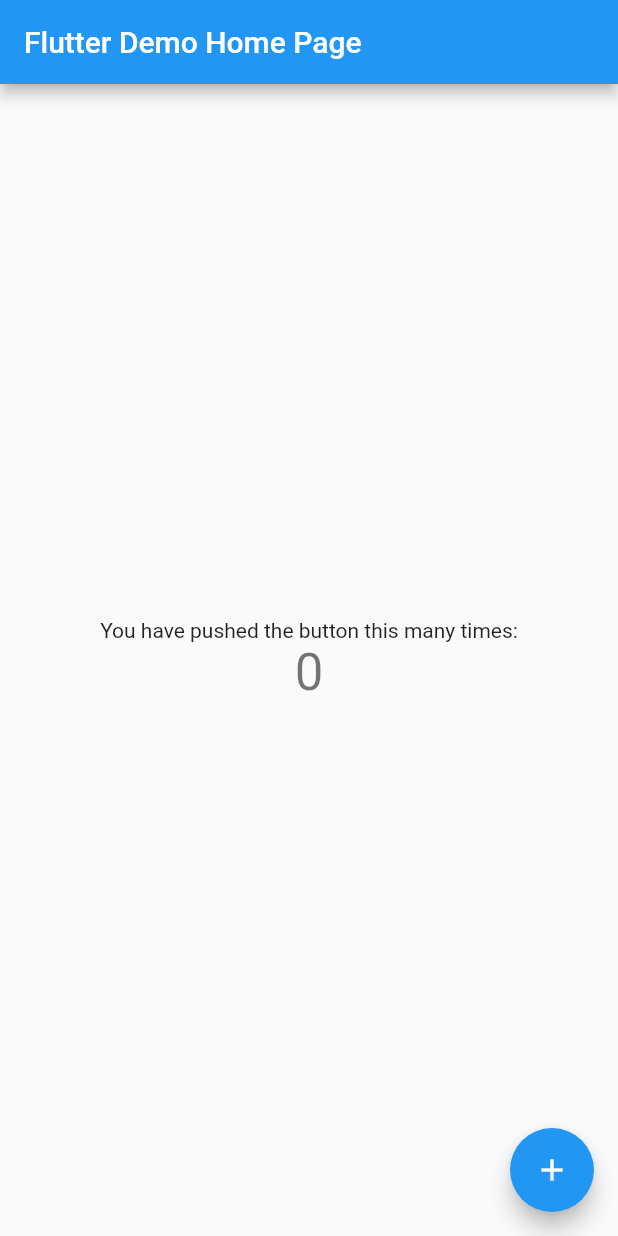
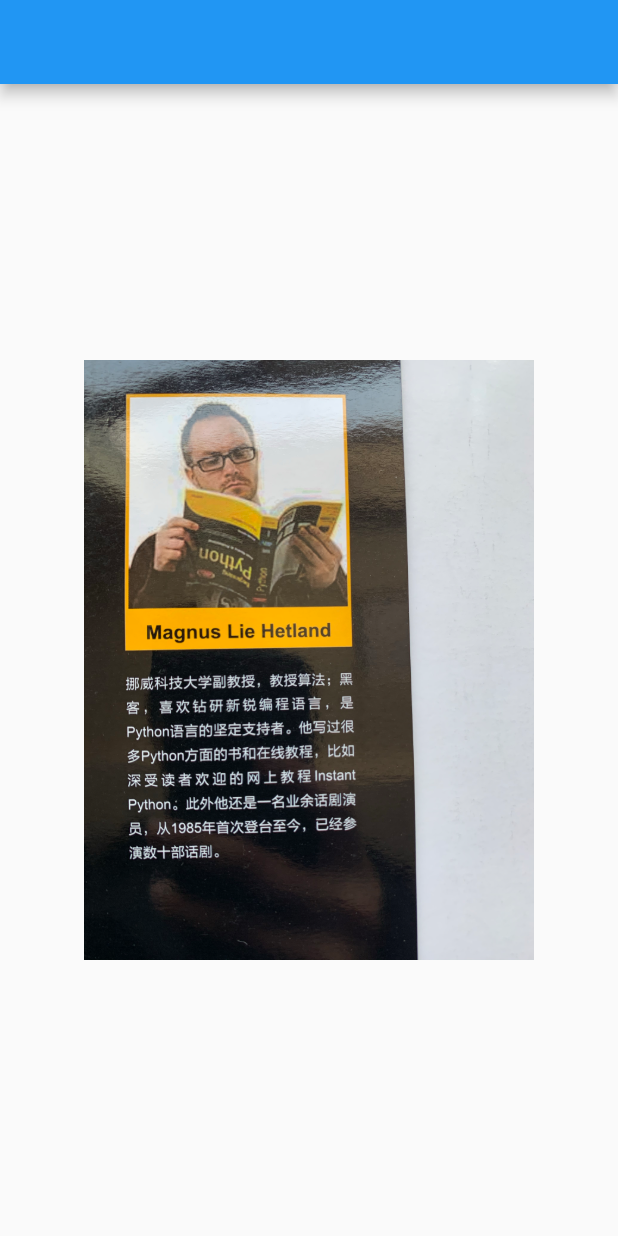
Before and after one commit to gneL1/flutter_experiences, a Flutter app: the screen it shows after launch, on a phone screen of 412 x 824 dp. Run offline on Flutter 3.47's test engine with Material 2 defaults, Android fonts, the phone set to English and light mode, and no system bars; our stand-ins replace flutter_screenutil.

Commit message:
add files

```diff
--- /dev/null
+++ b/lib/R.dart
@@ -0,0 +1,15 @@
+//资源类
+class R{
+  static const _IntPic intPic =  _IntPic();
+}
+
+
+//主页的图片
+class _IntPic{
+  //const构造函数必须用于成员变量都是final或静态变量的类
+  const _IntPic();
+  // ignore: non_constant_identifier_names
+  final String int_pic_01 = 'images/intpic/int_pic_01.jpg';
+
+
+}
--- a/lib/main.dart
+++ b/lib/main.dart
@@ -1,4 +1,7 @@
 import 'package:flutter/material.dart';
+import 'package:flutter_screenutil/flutter_screenutil.dart';
+
+import 'R.dart';
 
 void main() => runApp(MyApp());
 
@@ -11,34 +14,28 @@ class MyApp extends StatelessWidget {
       theme: ThemeData(
         primarySwatch: Colors.blue,
       ),
-      home: MyHomePage(title: 'Flutter Demo Home Page'),
+      home: MyHomePage(),
     );
   }
 }
 
 class MyHomePage extends StatefulWidget {
-  MyHomePage({Key key, this.title}) : super(key: key);
-  final String title;
+  MyHomePage({Key key,}) : super(key: key);
+
 
   @override
   _MyHomePageState createState() => _MyHomePageState();
 }
 
 class _MyHomePageState extends State<MyHomePage> {
-  int _counter = 0;
 
-  void _incrementCounter() {
-    setState(() {
-      _counter++;
-    });
-  }
 
   @override
   Widget build(BuildContext context) {
-
+    ScreenUtil.init(context, width: 1280, height: 800);
     return Scaffold(
       appBar: AppBar(
-        title: Text(widget.title),
+        title: Text(''),
       ),
       body: Center(
 
@@ -46,21 +43,11 @@ class _MyHomePageState extends State<MyHomePage> {
 
           mainAxisAlignment: MainAxisAlignment.center,
           children: <Widget>[
-            Text(
-              'You have pushed the button this many times:',
-            ),
-            Text(
-              '$_counter',
-              style: Theme.of(context).textTheme.display1,
-            ),
+
+            Image(image: AssetImage(R.intPic.int_pic_01),width: 300,height: 400,)
           ],
         ),
       ),
-      floatingActionButton: FloatingActionButton(
-        onPressed: _incrementCounter,
-        tooltip: 'Increment',
-        child: Icon(Icons.add),
-      ), // This trailing comma makes auto-formatting nicer for build methods.
     );
   }
 }
--- a/pubspec.yaml
+++ b/pubspec.yaml
@@ -48,6 +48,10 @@ flutter:
   #  - images/a_dot_burr.jpeg
   #  - images/a_dot_ham.jpeg
 
+  assets:
+    - images/
+    - images/intpic/
+
   # An image asset can refer to one or more resolution-specific "variants", see
   # https://flutter.dev/assets-and-images/#resolution-aware.
 
```
Also changed, not shown: images/intpic/int_pic_01.jpg (added), pubspec.lock.
